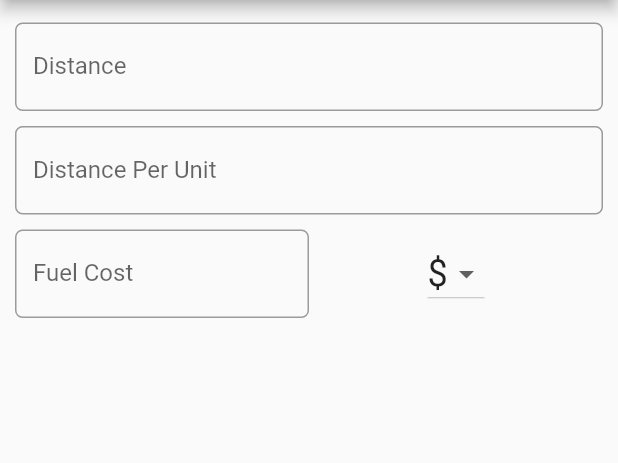
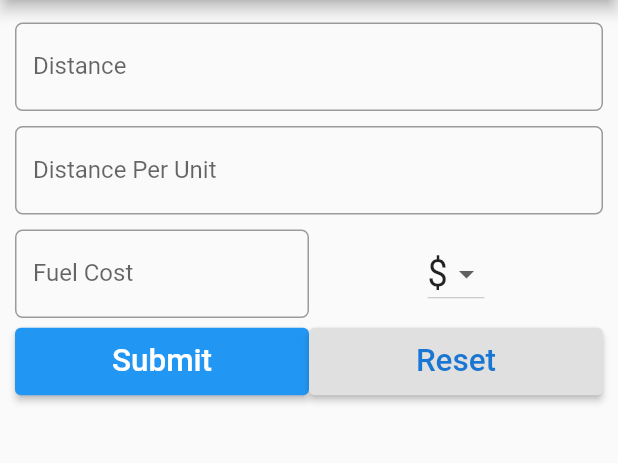
Before and after one commit to devahmedsaleh/trip_cost, a Flutter app: the screen it shows after launch, on a phone screen of 412 x 824 dp, the part 84-547 px from its top. Run offline on Flutter 3.47's test engine with Material 2 defaults, Android fonts, the phone set to English and light mode, and no system bars.

Commit message:
add submit and reset buttons

```diff
--- a/lib/main.dart
+++ b/lib/main.dart
@@ -45,6 +45,7 @@ class _TripFormState extends State<TripForm> {
   var fuelCostCtrl = TextEditingController();
 
   var selectedCurrency = Currency.USD;
+  num totalCost = 0;
 
   @override
   Widget build(BuildContext context) {
@@ -80,6 +81,38 @@ class _TripFormState extends State<TripForm> {
               ),
             ],
           ),
+          Row(
+            children: [
+              Expanded(
+                child: ElevatedButton(
+                  onPressed: onSubmit,
+                  child: Text(
+                    'Submit',
+                    textScaleFactor: AppTheme.textScaleFactor,
+                  ),
+                  style: ElevatedButton.styleFrom(
+                    padding: EdgeInsets.all(AppTheme.padding),
+                  ),
+                ),
+              ),
+              Expanded(
+                child: ElevatedButton(
+                  onPressed: onReset,
+                  child: Text(
+                    'Reset',
+                    textScaleFactor: AppTheme.textScaleFactor,
+                    style: TextStyle(
+                      color: Theme.of(context).primaryColorDark,
+                    ),
+                  ),
+                  style: ElevatedButton.styleFrom(
+                    primary: Theme.of(context).buttonColor,
+                    padding: EdgeInsets.all(AppTheme.padding),
+                  ),
+                ),
+              ),
+            ],
+          ),
         ],
       ),
     );
@@ -87,6 +120,24 @@ class _TripFormState extends State<TripForm> {
 
   void onCurrencyChanged(val) {
     setState(() => selectedCurrency = val);
+  }
+
+  void onSubmit() {
+    double distance = double.tryParse(distanceCtrl.text);
+    double distancePerUnit = double.tryParse(distancePerUnitCtrl.text);
+    double fuelCost = double.tryParse(fuelCostCtrl.text);
+
+    if (distance != null && distancePerUnit != null && fuelCost != null) {
+      setState(() => totalCost = distance / distancePerUnit * fuelCost);
+    }
+  }
+
+  void onReset() {
+    distanceCtrl.text = '';
+    distancePerUnitCtrl.text = '';
+    fuelCostCtrl.text = '';
+
+    setState(() => totalCost = 0);
   }
 }
 
```
